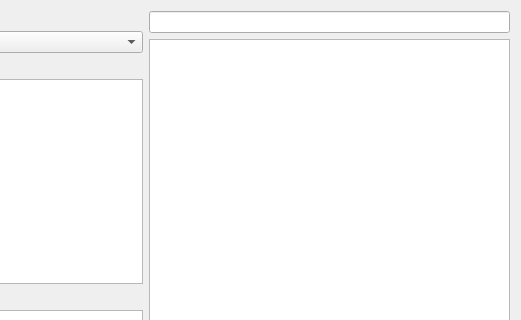
First picture: the form in Views/questionview.ui, repository ArkadiuszStanislawLega/Flashcards_Qt, before the edit; both pictures show x 229 to 750 and y 0 to 320 of the 750 by 600 pixel window.
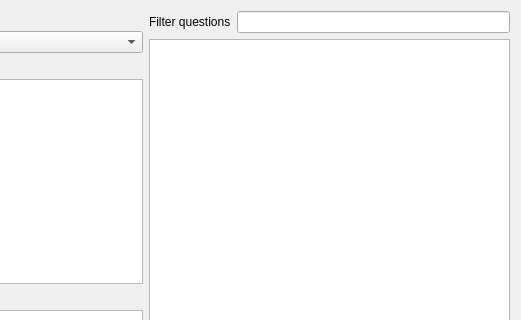
Second picture: the form after the edit.

Commit message: Update question view - added label to filter.

```diff
--- a/Views/questionview.ui
+++ b/Views/questionview.ui
@@ -95,7 +95,25 @@
         <number>0</number>
        </property>
        <item>
-        <widget class="QLineEdit" name="le_searching_bar"/>
+        <layout class="QHBoxLayout" name="horizontalLayout_2">
+         <property name="topMargin">
+          <number>0</number>
+         </property>
+         <item>
+          <widget class="QLabel" name="l_filter">
+           <property name="text">
+            <string>Filter questions</string>
+           </property>
+          </widget>
+         </item>
+         <item>
+          <widget class="QLineEdit" name="le_searching_bar">
+           <property name="maxLength">
+            <number>20</number>
+           </property>
+          </widget>
+         </item>
+        </layout>
        </item>
        <item>
         <widget class="QListView" name="lv_created_quesions">
```
The commit also changes 1 other file.
